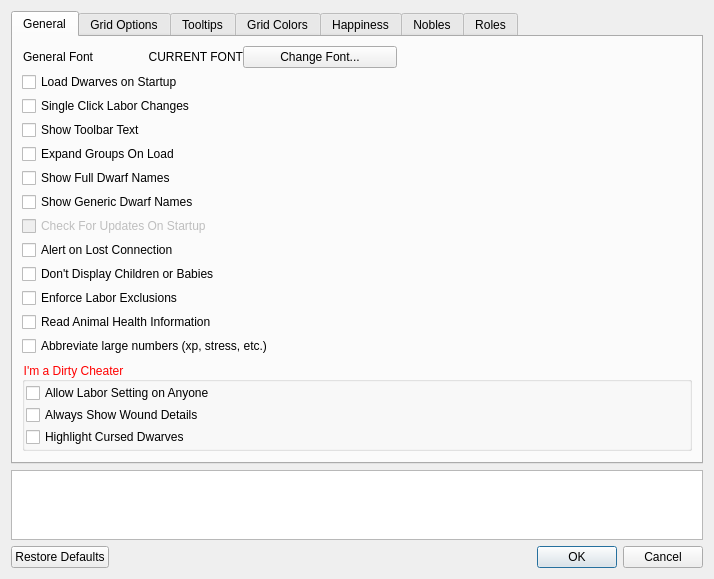
This is ui/optionsmenu.ui in Dwarf-Therapist/Dwarf-Therapist as Qt 5 draws it before an edit. The edited form follows.
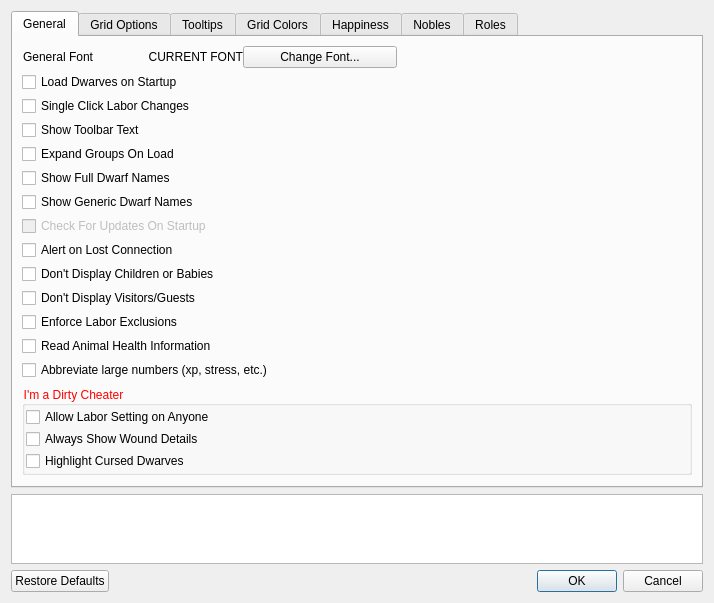
This is the edited form. Icons and pictures are not drawn.

Diff of the .ui file:
```diff
--- a/ui/optionsmenu.ui
+++ b/ui/optionsmenu.ui
@@ -10,7 +10,7 @@
     <x>0</x>
     <y>0</y>
     <width>714</width>
-    <height>563</height>
+    <height>584</height>
    </rect>
   </property>
   <property name="windowTitle">
@@ -58,6 +58,19 @@
          <property name="verticalSpacing">
           <number>4</number>
          </property>
+         <item row="13" column="0">
+          <widget class="QCheckBox" name="chk_format_numbers">
+           <property name="toolTip">
+            <string>Abbreviate large numbers, such as experience and stress. For example this option would replace 100,000 stress with 100k.</string>
+           </property>
+           <property name="statusTip">
+            <string>Abbreviate large numbers, such as experience and stress. For example this option would replace 100,000 stress with 100k.</string>
+           </property>
+           <property name="text">
+            <string>Abbreviate large numbers (xp, stress, etc.)</string>
+           </property>
+          </widget>
+         </item>
          <item row="2" column="0">
           <widget class="QCheckBox" name="cb_single_click_labor_changes">
            <property name="toolTip">
@@ -193,7 +206,7 @@
            </property>
           </widget>
          </item>
-         <item row="10" column="0">
+         <item row="11" column="0">
           <widget class="QCheckBox" name="cb_labor_exclusions">
            <property name="statusTip">
             <string>When unchecked labor exclusions are ignored (wood cutting, mining and hunting primarily). &lt;b&gt;&lt;font color=&quot;red&quot;&gt;WARNING: Disabling this can cause equipment problems!&lt;/font&gt;&lt;/b&gt;</string>
@@ -219,7 +232,7 @@
            </property>
           </spacer>
          </item>
-         <item row="11" column="0">
+         <item row="12" column="0">
           <widget class="QCheckBox" name="cb_animal_health">
            <property name="statusTip">
             <string>When checked, loads and shows health for animals. This requires health columns to be added to a view set to show animals!</string>
@@ -305,16 +318,13 @@
            </item>
           </layout>
          </item>
-         <item row="12" column="0">
-          <widget class="QCheckBox" name="chk_format_numbers">
-           <property name="toolTip">
-            <string>Abbreviate large numbers, such as experience and stress. For example this option would replace 100,000 stress with 100k.</string>
-           </property>
+         <item row="10" column="0">
+          <widget class="QCheckBox" name="cb_hide_visitors">
            <property name="statusTip">
             <string>Abbreviate large numbers, such as experience and stress. For example this option would replace 100,000 stress with 100k.</string>
            </property>
            <property name="text">
-            <string>Abbreviate large numbers (xp, stress, etc.)</string>
+            <string>Don't Display Visitors/Guests</string>
            </property>
           </widget>
          </item>
```
Left out of the diff: 38 changed lines with no effect on the pictures.
